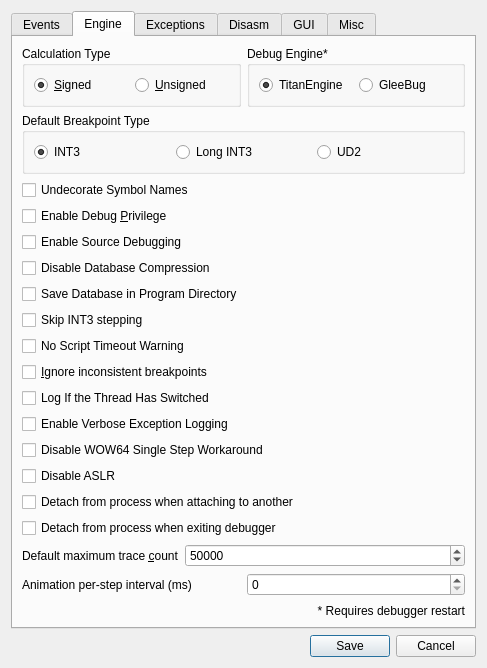
Old version of the form src/gui/Src/Gui/SettingsDialog.ui in the repository x64dbg/x64dbg.
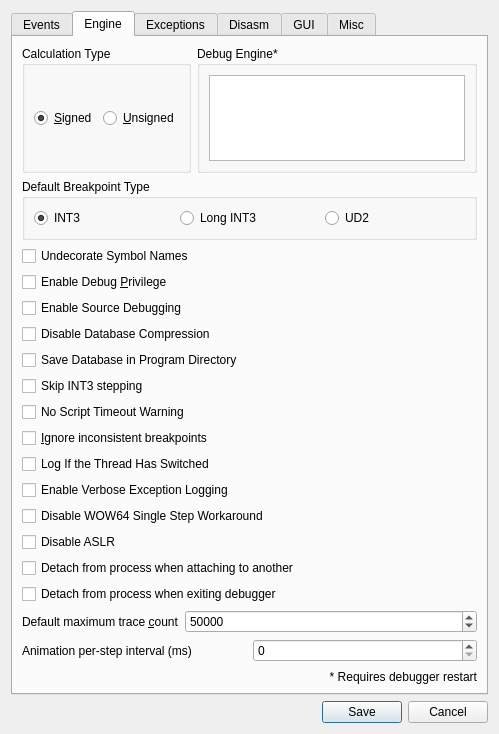
New version of the form. The open tabs and pages were chosen to show the change. Icons and pictures are not drawn.

Commit message: Add StaticEngine/DbgEng to engine settings

What changed in the file:
```diff
--- a/src/gui/Src/Gui/SettingsDialog.ui
+++ b/src/gui/Src/Gui/SettingsDialog.ui
@@ -252,21 +252,29 @@
            <property name="title">
             <string>Debug Engine*</string>
            </property>
-           <layout class="QHBoxLayout" name="horizontalLayout_3">
+           <layout class="QVBoxLayout" name="verticalLayoutDebugEngine">
             <item>
-             <widget class="QRadioButton" name="radioTitanEngine">
-              <property name="text">
-               <string>TitanEngine</string>
+             <widget class="QListWidget" name="listDebugEngine">
+              <property name="minimumSize">
+               <size>
+                <width>140</width>
+                <height>86</height>
+               </size>
               </property>
-              <property name="checked">
-               <bool>true</bool>
+              <property name="maximumSize">
+               <size>
+                <width>16777215</width>
+                <height>86</height>
+               </size>
               </property>
-             </widget>
-            </item>
-            <item>
-             <widget class="QRadioButton" name="radioGleeBug">
-              <property name="text">
-               <string>GleeBug</string>
+              <property name="horizontalScrollBarPolicy">
+               <enum>Qt::ScrollBarAlwaysOff</enum>
+              </property>
+              <property name="verticalScrollBarPolicy">
+               <enum>Qt::ScrollBarAlwaysOff</enum>
+              </property>
+              <property name="selectionMode">
+               <enum>QAbstractItemView::SingleSelection</enum>
               </property>
              </widget>
             </item>
```
The commit also changes 2 other files.
